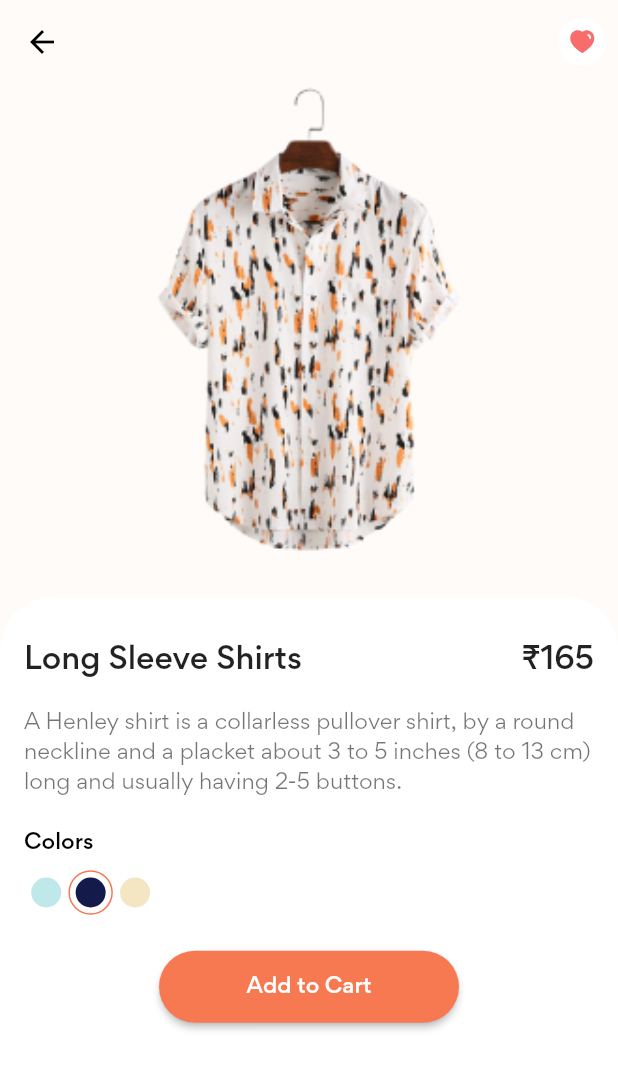
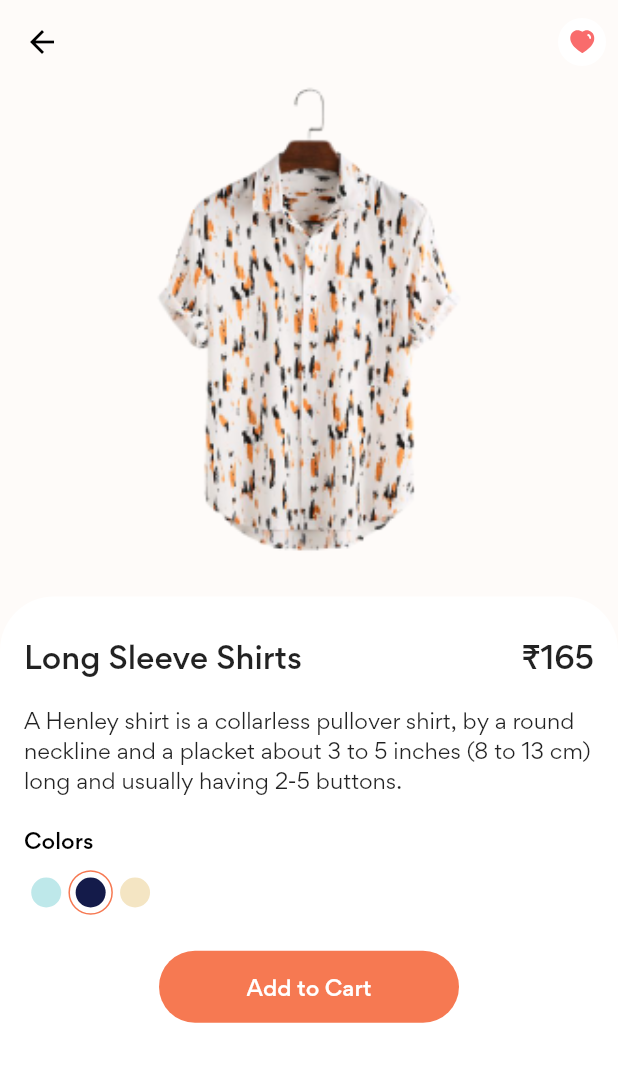
Before and after one commit to Vikram1997-hue/Shopping_App, a Flutter app: the screen it shows after launch, after a tap on "Long Sleeve Shirts", on a phone screen of 412 x 824 dp. Shown: the top 1070 px of the screen. Run offline on Flutter 3.47's test engine with Material 2 defaults, Android fonts, the light colour scheme and no system bars; our stand-ins replace flutter_iconly, flutter_svg.

Commit message:
theme added

```diff
--- a/lib/main.dart
+++ b/lib/main.dart
@@ -2,6 +2,7 @@ import 'package:flutter/material.dart';
 import 'package:untitled/constants/constants.dart';
 import 'package:untitled/screens/home/home_screen.dart';
 import 'package:untitled/splash_screen.dart';
+import 'package:untitled/theme.dart';
 
 
 
@@ -17,20 +18,8 @@ class MyApp extends StatelessWidget {
     return MaterialApp(
       debugShowCheckedModeBanner: false,
       title: 'Shopping App',
-
-      theme: ThemeData(
-        primarySwatch: Colors.blue,
-        fontFamily: "Gordita",
-        scaffoldBackgroundColor: bgColor,
-        textTheme: const TextTheme(
-          bodyText2: TextStyle(color: Colors.black54),
-        ),
-        // textTheme: Theme.of(context).textTheme.apply(
-        //   bodyColor: Colors.black54,
-        //   fontFamily: "Gordita",
-        // ),
-      ),
-      home: HomeScreen()//SplashScreen(), //HomeScreen(),
+      home: HomeScreen(), //SplashScreen(), //HomeScreen(),
+      theme: AppTheme(context).customTheme,
     );
   }
 }
--- a/lib/screens/auth/login.dart
+++ b/lib/screens/auth/login.dart
@@ -59,13 +59,13 @@ class Login extends StatelessWidget {
                       width: size.width*0.5,
                       child: ElevatedButton(
                         onPressed: () {},
-                        style: ElevatedButton.styleFrom(
-                          primary: primaryColor,
-                          padding: EdgeInsets.symmetric(vertical: 14),
-                          shape: RoundedRectangleBorder(
-                            borderRadius: BorderRadius.all(Radius.circular(27)),
-                          )
-                        ),
+                        // style: ElevatedButton.styleFrom(
+                        //   primary: primaryColor,
+                        //   padding: EdgeInsets.symmetric(vertical: 14),
+                        //   shape: RoundedRectangleBorder(
+                        //     borderRadius: BorderRadius.all(Radius.circular(27)),
+                        //   )
+                        // ),
                         child: Text("Log In"),
                       ),
                     ),
--- a/lib/theme.dart
+++ b/lib/theme.dart
@@ -0,0 +1,74 @@
+import 'package:flutter/material.dart';
+import 'constants/constants.dart';
+
+class AppTheme {
+  final BuildContext context;
+  AppTheme(this.context);
+
+  String myDefaultFont = "Gordita";
+
+  ThemeData get customTheme {
+    return ThemeData(
+      primaryColor: primaryColor,
+      scaffoldBackgroundColor: bgColor,
+      colorScheme: ColorScheme.fromSwatch(accentColor: primaryColor),
+      brightness: Brightness.light,
+      fontFamily: myDefaultFont,
+
+      textTheme: ThemeData.light().textTheme.apply(
+        fontFamily: myDefaultFont,
+      ),
+
+      elevatedButtonTheme: ElevatedButtonThemeData(
+        style: ElevatedButton.styleFrom(
+          primary: primaryColor,
+          minimumSize: Size(double.infinity, 40),
+          elevation: 0,
+          shape: StadiumBorder(),
+          padding: EdgeInsets.all(defaultPadding),
+        ),
+      ),
+
+      textButtonTheme: TextButtonThemeData(
+        style: TextButton.styleFrom(primary: primaryColor),
+      ),
+
+      inputDecorationTheme: InputDecorationTheme(
+        filled: true,
+        fillColor: Colors.white,
+        border: OutlineInputBorder(
+          borderRadius: AppDefaults.borderRadius,
+          borderSide: BorderSide.none,
+        ),
+        floatingLabelBehavior: FloatingLabelBehavior.never,
+      ),
+
+      appBarTheme: AppBarTheme(
+        backgroundColor: Colors.transparent,
+        elevation: 0,
+        centerTitle: true,
+        titleTextStyle: Theme.of(context)
+            .textTheme
+            .headline6!
+            .copyWith(fontFamily: 'Avenir'),
+        iconTheme: IconThemeData(color: defaultBlack),
+      ),
+
+      buttonTheme: ButtonThemeData(
+        shape: StadiumBorder(),
+        padding: EdgeInsets.all(16),
+      ),
+
+      sliderTheme: SliderThemeData(
+        thumbColor: primaryColor,
+        activeTrackColor: primaryColor,
+      ),
+
+      cardTheme: CardTheme(
+        shape: RoundedRectangleBorder(
+          borderRadius: BorderRadius.all(Radius.circular(16)),
+        ),
+      ),
+    );
+  }
+}
--- a/pubspec.yaml
+++ b/pubspec.yaml
@@ -72,6 +72,11 @@ flutter:
         - asset: assets/fonts/Gordita_Medium.otf
         - asset: assets/fonts/Gordita_Bold.otf
         - asset: assets/fonts/Gordita_Light.otf
+    - family: Avenir
+      fonts:
+        - asset: assets/fonts/AvenirLTStd-Black.otf
+        - asset: assets/fonts/AvenirLTStd-Book.otf
+        - asset: assets/fonts/AvenirLTStd-Roman.otf
 
   #         style: italic
   #   - family: Trajan Pro
```
Also changed, not shown: assets/fonts/AvenirLTStd-Black.otf (added), assets/fonts/AvenirLTStd-Book.otf (added), assets/fonts/AvenirLTStd-Roman.otf (added).
